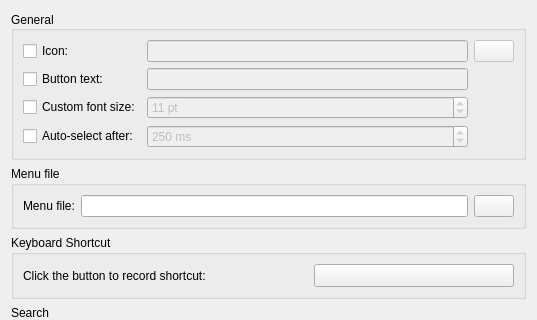
Before: the Qt Designer form plugin-fancymenu/lxqtfancymenuconfiguration.ui in lxqt/lxqt-panel, drawn with Qt 5; both pictures show x 0 to 537 and y 0 to 320 of the 537 by 544 pixel window.
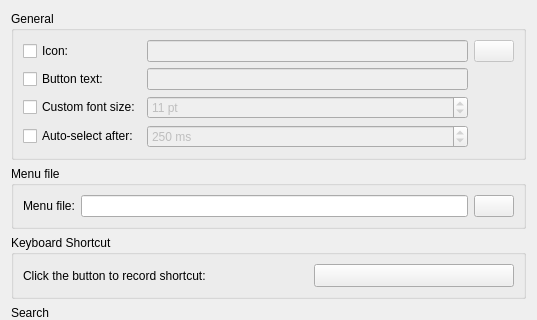
After: the same form once the commit is applied. Custom widgets are drawn as their Qt base class.

Commit message: mainmenu,fancymenu: Remove redundant QGroupBox .ui properties and AlignVCenter

```diff
--- a/plugin-fancymenu/lxqtfancymenuconfiguration.ui
+++ b/plugin-fancymenu/lxqtfancymenuconfiguration.ui
@@ -19,15 +19,6 @@
      <property name="title">
       <string>General</string>
      </property>
-     <property name="alignment">
-      <set>Qt::AlignLeading|Qt::AlignLeft|Qt::AlignVCenter</set>
-     </property>
-     <property name="flat">
-      <bool>false</bool>
-     </property>
-     <property name="checkable">
-      <bool>false</bool>
-     </property>
      <layout class="QGridLayout" name="gridLayout">
       <item row="0" column="0">
        <widget class="QCheckBox" name="iconCB">
```
The commit also changes 1 other file.
